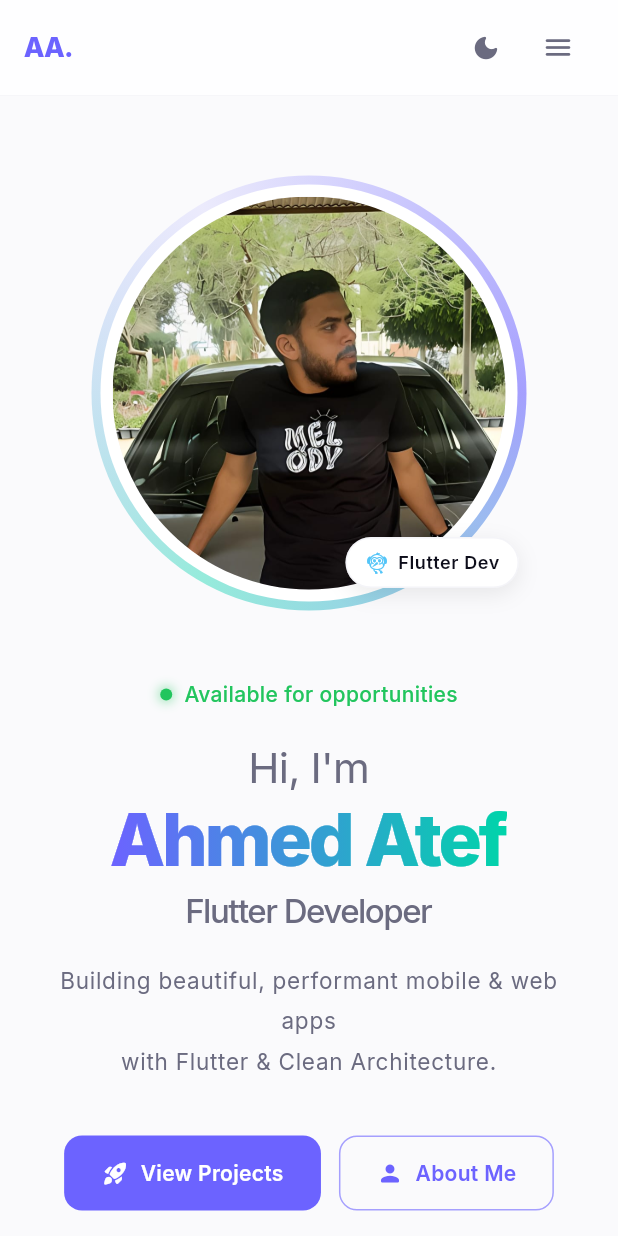
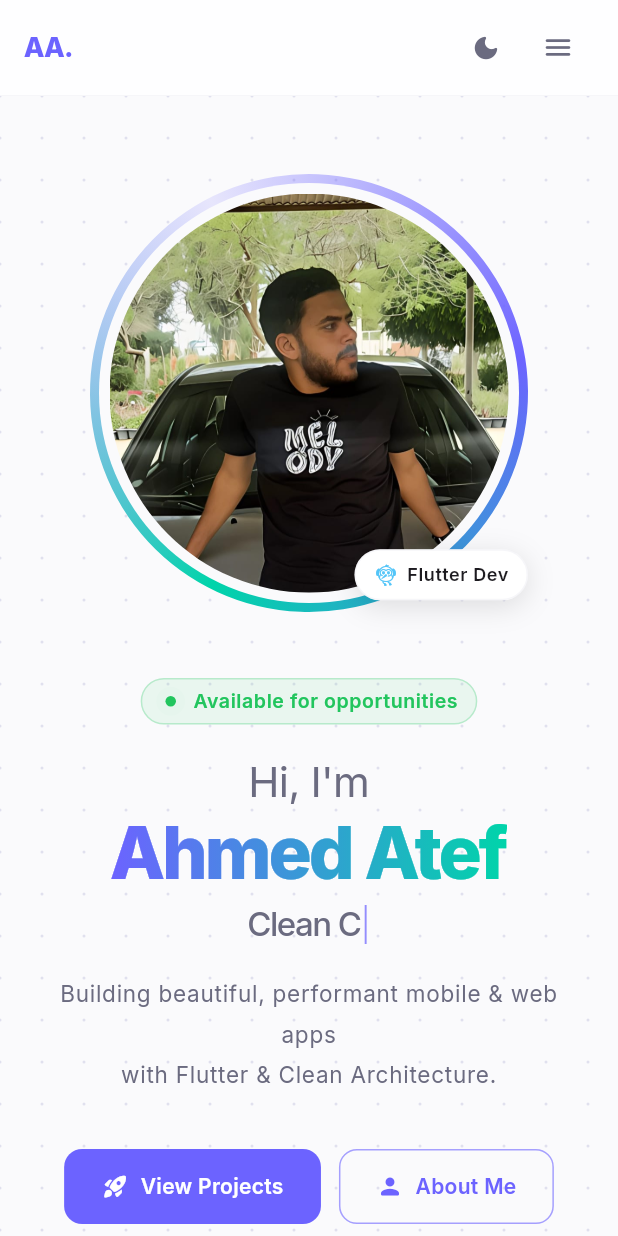
Before and after one commit to Ahmedatef5O5/ahmed-flutter-portfolio, a Flutter app: the screen it shows after launch, on a phone screen of 412 x 824 dp. Run offline on Flutter 3.47's test engine with Material 3 defaults, Android fonts, the phone set to English and light mode, and no system bars; our stand-ins replace go_router, google_fonts, shared_preferences, visibility_detector.

Commit message:
Replace HeroSection container with GridBackground and implement TypewriterText for dynamic title display

```diff
--- a/lib/features/home/presentation/widgets/hero_avatar.dart
+++ b/lib/features/home/presentation/widgets/hero_avatar.dart
@@ -1,19 +1,41 @@
+import 'dart:math' as math;
 import 'package:flutter/material.dart';
 import '../../../../core/animations/fade_slide_animation.dart';
 import '../../../../core/theme/app_colors.dart';
 
-class HeroAvatar extends StatelessWidget {
+class HeroAvatar extends StatefulWidget {
   const HeroAvatar({super.key});
+
+  @override
+  State<HeroAvatar> createState() => _HeroAvatarState();
+}
+
+class _HeroAvatarState extends State<HeroAvatar>
+    with SingleTickerProviderStateMixin {
+  late final AnimationController _rotCtrl;
+
+  @override
+  void initState() {
+    super.initState();
+    _rotCtrl = AnimationController(
+      vsync: this,
+      duration: const Duration(seconds: 8),
+    )..repeat();
+  }
+
+  @override
+  void dispose() {
+    _rotCtrl.dispose();
+    super.dispose();
+  }
 
   @override
   Widget build(BuildContext context) {
     final cs = Theme.of(context).colorScheme;
-    final imageProvider = const AssetImage('assets/images/avatar.jpg');
-    // ignore: unnecessary_null_comparison
-    final bool hasImage = imageProvider != null;
+    final bg = Theme.of(context).scaffoldBackgroundColor;
 
     return FadeSlideAnimation(
-      delay: const Duration(milliseconds: 400),
+      delay: const Duration(milliseconds: 350),
       child: Center(
         child: SizedBox(
           width: 300,
@@ -21,78 +43,75 @@ class HeroAvatar extends StatelessWidget {
           child: Stack(
             alignment: Alignment.center,
             children: [
-              Container(
-                width: 290,
-                height: 290,
-                decoration: BoxDecoration(
+              // Rotating gradient ring
+              RepaintBoundary(
+                child: AnimatedBuilder(
+                  animation: _rotCtrl,
+                  builder:
+                      (_, __) => Transform.rotate(
+                        angle: _rotCtrl.value * 2 * math.pi,
+                        child: Container(
+                          width: 292,
+                          height: 292,
+                          decoration: const BoxDecoration(
                             shape: BoxShape.circle,
                             gradient: SweepGradient(
                               colors: [
-                      AppColors.primary.withValues(alpha: 0.6),
-                      AppColors.accent.withValues(alpha: 0.4),
-                      AppColors.primary.withValues(alpha: 0.1),
-                      AppColors.primary.withValues(alpha: 0.6),
+                                AppColors.primary,
+                                AppColors.accent,
+                                Color(0x226C63FF),
+                                AppColors.primary,
                               ],
+                              stops: [0.0, 0.35, 0.7, 1.0],
                             ),
                           ),
                         ),
-              // White spacer
-              Container(
-                width: 278,
-                height: 278,
-                decoration: BoxDecoration(
-                  shape: BoxShape.circle,
-                  color: cs.surface,
                       ),
                 ),
+              ),
+              // Mask ring (background color)
               Container(
-                width: 262,
-                height: 262,
-                decoration: BoxDecoration(
-                  shape: BoxShape.circle,
+                width: 280,
+                height: 280,
+                decoration: BoxDecoration(shape: BoxShape.circle, color: bg),
+              ),
+              // Photo circle
+              Container(
+                width: 266,
+                height: 266,
+                clipBehavior: Clip.antiAlias,
+                decoration: const BoxDecoration(shape: BoxShape.circle),
+                child: Image.asset(
+                  'assets/images/avatar.jpg',
+                  fit: BoxFit.cover,
+                  errorBuilder:
+                      (_, __, ___) => Container(
                         color: cs.surfaceContainerHighest,
-                  image:
-                      hasImage
-                          ? DecorationImage(
-                            image: imageProvider,
-                            fit: BoxFit.cover,
-                          )
-                          : null,
-                ),
-                child:
-                    hasImage
-                        ? null
-                        : Column(
+                        child: Column(
                           mainAxisAlignment: MainAxisAlignment.center,
                           children: [
                             Icon(
                               Icons.person_rounded,
                               size: 80,
-                              color: cs.primary.withValues(alpha: 0.4),
+                              color: cs.primary.withValues(alpha: 0.35),
                             ),
-                            const SizedBox(height: 4),
+                            const SizedBox(height: 6),
                             Text(
-                              'Your Photo Here',
-                              style: Theme.of(
-                                context,
-                              ).textTheme.bodySmall?.copyWith(
+                              'Add avatar.jpg',
+                              style: TextStyle(
                                 color: cs.onSurfaceVariant.withValues(
-                                  alpha: 0.5,
+                                  alpha: 0.4,
                                 ),
+                                fontSize: 11,
                               ),
                             ),
                           ],
                         ),
                       ),
-              Positioned(
-                bottom: 20,
-                right: 10,
-                child: _FloatingBadge(
-                  icon: Icons.flutter_dash_rounded,
-                  label: 'Flutter Dev',
-                  color: const Color(0xFF54C5F8),
                 ),
               ),
+              // Flutter Dev badge
+              Positioned(bottom: 14, right: 4, child: _FloatingBadge()),
             ],
           ),
         ),
@@ -101,30 +120,55 @@ class HeroAvatar extends StatelessWidget {
   }
 }
 
-class _FloatingBadge extends StatelessWidget {
-  final IconData icon;
-  final String label;
-  final Color color;
-  const _FloatingBadge({
-    required this.icon,
-    required this.label,
-    required this.color,
-  });
+class _FloatingBadge extends StatefulWidget {
+  @override
+  State<_FloatingBadge> createState() => _FloatingBadgeState();
+}
+
+class _FloatingBadgeState extends State<_FloatingBadge>
+    with SingleTickerProviderStateMixin {
+  late final AnimationController _ctrl;
+  late final Animation<double> _float;
+
+  @override
+  void initState() {
+    super.initState();
+    _ctrl = AnimationController(
+      vsync: this,
+      duration: const Duration(milliseconds: 2400),
+    )..repeat(reverse: true);
+    _float = Tween<double>(
+      begin: -3,
+      end: 3,
+    ).animate(CurvedAnimation(parent: _ctrl, curve: Curves.easeInOut));
+  }
+
+  @override
+  void dispose() {
+    _ctrl.dispose();
+    super.dispose();
+  }
 
   @override
   Widget build(BuildContext context) {
-    return Container(
+    final cs = Theme.of(context).colorScheme;
+    return AnimatedBuilder(
+      animation: _float,
+      builder:
+          (_, child) => Transform.translate(
+            offset: Offset(0, _float.value),
+            child: child,
+          ),
+      child: Container(
         padding: const EdgeInsets.symmetric(horizontal: 12, vertical: 8),
         decoration: BoxDecoration(
-        color: Theme.of(context).colorScheme.surface,
+          color: cs.surface,
           borderRadius: BorderRadius.circular(100),
-        border: Border.all(
-          color: Theme.of(context).colorScheme.outline.withValues(alpha: 0.5),
-        ),
+          border: Border.all(color: cs.outline.withValues(alpha: 0.4)),
           boxShadow: [
             BoxShadow(
-            color: Colors.black.withValues(alpha: 0.08),
-            blurRadius: 12,
+              color: Colors.black.withValues(alpha: 0.12),
+              blurRadius: 16,
               offset: const Offset(0, 4),
             ),
           ],
@@ -132,17 +176,22 @@ class _FloatingBadge extends StatelessWidget {
         child: Row(
           mainAxisSize: MainAxisSize.min,
           children: [
-          Icon(icon, size: 16, color: color),
+            const Icon(
+              Icons.flutter_dash_rounded,
+              size: 16,
+              color: Color(0xFF54C5F8),
+            ),
             const SizedBox(width: 6),
             Text(
-            label,
+              'Flutter Dev',
               style: Theme.of(context).textTheme.bodySmall?.copyWith(
                 fontWeight: FontWeight.w600,
-              color: Theme.of(context).colorScheme.onSurface,
+                fontSize: 12,
               ),
             ),
           ],
         ),
+      ),
     );
   }
 }
--- a/lib/features/home/presentation/widgets/hero_section.dart
+++ b/lib/features/home/presentation/widgets/hero_section.dart
@@ -2,10 +2,12 @@ import 'package:flutter/material.dart';
 import 'package:go_router/go_router.dart';
 import 'package:url_launcher/url_launcher.dart';
 import '../../../../core/animations/fade_slide_animation.dart';
+import '../../../../core/animations/type_writer_text.dart';
 import '../../../../core/constants/app_sizes.dart';
 import '../../../../core/constants/app_strings.dart';
 import '../../../../core/responsive/responsive.dart';
 import '../../../../core/theme/app_colors.dart';
+import '../../../../core/widgets/grid_background.dart';
 import '../../../../routing/app_routing.dart';
 import '../../../../shared/widgets/gradient_text.dart';
 import '../../../../shared/widgets/primary_button.dart';
@@ -18,7 +20,8 @@ class HeroSection extends StatelessWidget {
   Widget build(BuildContext context) {
     final r = Responsive.of(context);
 
-    return Container(
+    return GridBackground(
+      child: Container(
         constraints: const BoxConstraints(minHeight: 600),
         padding: EdgeInsets.symmetric(
           horizontal: r.value(mobile: 20.0, desktop: 60.0),
@@ -26,8 +29,11 @@ class HeroSection extends StatelessWidget {
         ),
         child: Center(
           child: ConstrainedBox(
-          constraints: const BoxConstraints(maxWidth: AppSizes.maxContentWidth),
+            constraints: const BoxConstraints(
+              maxWidth: AppSizes.maxContentWidth,
+            ),
             child: r.isDesktop ? _DesktopLayout() : _MobileLayout(),
+          ),
         ),
       ),
     );
@@ -110,11 +116,15 @@ class _HeroContent extends StatelessWidget {
         ),
         const SizedBox(height: 8),
 
-        // Title typewriter-style (static for performance)
         FadeSlideAnimation(
           delay: const Duration(milliseconds: 400),
-          child: Text(
-            AppStrings.title,
+          child: TypewriterText(
+            texts: const [
+              'Flutter Developer',
+              'Mobile Engineer',
+              'Clean Code Advocate',
+              'UI/UX Enthusiast',
+            ],
             style: tt.displaySmall?.copyWith(
               color: cs.onSurfaceVariant,
               fontSize: r.value(mobile: 22.0, desktop: 32.0),
@@ -183,43 +193,93 @@ class _HeroContent extends StatelessWidget {
   }
 }
 
-// ─────────────────────────── Available Badge ─────────────────────────────────
+class _AvailableBadge extends StatefulWidget {
+  @override
+  State<_AvailableBadge> createState() => _AvailableBadgeState();
+}
 
-class _AvailableBadge extends StatelessWidget {
+class _AvailableBadgeState extends State<_AvailableBadge>
+    with SingleTickerProviderStateMixin {
+  late final AnimationController _ctrl;
+  late final Animation<double> _pulse;
+
+  @override
+  void initState() {
+    super.initState();
+    _ctrl = AnimationController(
+      vsync: this,
+      duration: const Duration(milliseconds: 1600),
+    )..repeat();
+    _pulse = CurvedAnimation(parent: _ctrl, curve: Curves.easeOut);
+  }
+
+  @override
+  void dispose() {
+    _ctrl.dispose();
+    super.dispose();
+  }
+
   @override
   Widget build(BuildContext context) {
-    final cs = Theme.of(context).colorScheme;
-    return Row(
+    return Container(
+      padding: const EdgeInsets.symmetric(horizontal: 12, vertical: 6),
+      decoration: BoxDecoration(
+        color: AppColors.success.withValues(alpha: 0.08),
+        borderRadius: BorderRadius.circular(100),
+        border: Border.all(color: AppColors.success.withValues(alpha: 0.25)),
+      ),
+      child: Row(
         mainAxisSize: MainAxisSize.min,
         children: [
+          SizedBox(
+            width: 14,
+            height: 14,
+            child: AnimatedBuilder(
+              animation: _pulse,
+              builder:
+                  (_, __) => Stack(
+                    alignment: Alignment.center,
+                    children: [
+                      // Pulse ring
+                      Transform.scale(
+                        scale: 0.6 + (_pulse.value * 0.8),
+                        child: Opacity(
+                          opacity: (1 - _pulse.value).clamp(0, 1),
+                          child: Container(
+                            decoration: BoxDecoration(
+                              shape: BoxShape.circle,
+                              color: AppColors.success.withValues(alpha: 0.5),
+                            ),
+                          ),
+                        ),
+                      ),
+                      // Core dot
                       Container(
-          width: 8,
-          height: 8,
-          decoration: BoxDecoration(
+                        width: 7,
+                        height: 7,
+                        decoration: const BoxDecoration(
+                          shape: BoxShape.circle,
                           color: AppColors.success,
-            shape: BoxShape.circle,
-            boxShadow: [
-              BoxShadow(
-                color: AppColors.success.withValues(alpha: 0.5),
-                blurRadius: 6,
-                spreadRadius: 1,
+                        ),
                       ),
                     ],
+                  ),
             ),
           ),
           const SizedBox(width: 8),
           Text(
             'Available for opportunities',
-          style: Theme.of(context).textTheme.bodyMedium?.copyWith(
+            style: Theme.of(context).textTheme.bodySmall?.copyWith(
               color: AppColors.success,
-            fontWeight: FontWeight.w500,
+              fontWeight: FontWeight.w600,
+              fontSize: 13,
             ),
           ),
         ],
+      ),
     );
   }
 }
-
 // ─────────────────────────── Social Links ────────────────────────────────────
 
 class _SocialLinks extends StatelessWidget {
```
Lines whose indentation alone changed are shown as unchanged.
